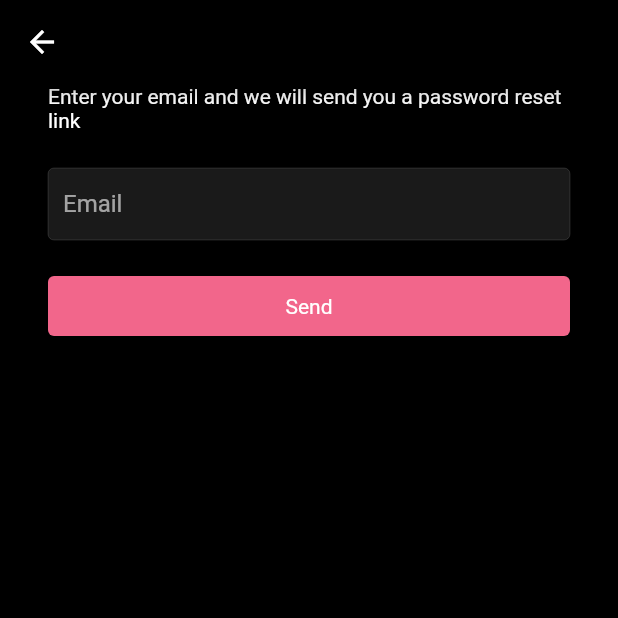
After one commit to cschiappa/pets-social, a Flutter app: the screen it shows after launch, after a tap on "Forgot your password?", on a phone screen of 412 x 824 dp, the top half of it. The commit adds this screen. Run offline on Flutter 3.47's test engine with Material 2 defaults, Android fonts, the phone set to English and light mode, and no system bars; our stand-ins replace cached_network_image, carousel_slider, cloud_firestore, firebase_auth, firebase_core, firebase_messaging and 5 more; accounts and stored records are empty; project files that could hold a hidden picture were left out.

Commit message:
added forgot password page

```diff
--- a/lib/resources/auth_methods.dart
+++ b/lib/resources/auth_methods.dart
@@ -1,8 +1,10 @@
 import 'dart:typed_data';
 import 'package:cloud_firestore/cloud_firestore.dart';
 import 'package:firebase_auth/firebase_auth.dart';
+import 'package:flutter/material.dart';
 import 'package:pets_social/models/user.dart' as model;
 import 'package:pets_social/resources/storage_methods.dart';
+import 'package:pets_social/screens/login_screen.dart';
 
 class AuthMethods {
   final FirebaseAuth _auth = FirebaseAuth.instance;
@@ -16,6 +18,25 @@ class AuthMethods {
     return model.User.fromSnap(snap);
   }
 
+  //Checks if password follows all the requirement
+  bool isPasswordValid(String password) {
+    final lengthRequirement = 5;
+    final uppercaseRegex = RegExp(r'[A-Z]');
+    final lowercaseRegex = RegExp(r'[a-z]');
+    final numberRegex = RegExp(r'[0-9]');
+    final specialCharacterRegex = RegExp(r'[!@#$%^&*()_+{}\[\]:;<>,.?~\\-]');
+
+    if (password.length < lengthRequirement ||
+        !uppercaseRegex.hasMatch(password) ||
+        !lowercaseRegex.hasMatch(password) ||
+        !numberRegex.hasMatch(password) ||
+        !specialCharacterRegex.hasMatch(password)) {
+      return false;
+    }
+
+    return true;
+  }
+
   //sign up user
   Future<String> signUpUser({
     required String email,
@@ -26,9 +47,10 @@ class AuthMethods {
   }) async {
     String res = "Some error occurred";
     try {
-      if (email.isNotEmpty ||
-          password.isNotEmpty ||
-          username.isNotEmpty ||
+      if (isPasswordValid(password)) {
+        if (email.isNotEmpty &&
+            password.isNotEmpty &&
+            username.isNotEmpty &&
             bio.isNotEmpty) {
           //register user
           UserCredential cred = await _auth.createUserWithEmailAndPassword(
@@ -56,6 +78,10 @@ class AuthMethods {
               );
           res = "success";
         }
+      } else {
+        res =
+            "Your password must contain a minimum of 5 letters, at least 1 upper case letter, 1 lower case letter, 1 numeric character and one special character.";
+      }
     } catch (err) {
       res = err.toString();
     }
@@ -81,6 +107,7 @@ class AuthMethods {
     return res;
   }
 
+  //Sign Out
   Future<void> signOut() async {
     await _auth.signOut();
   }
@@ -106,4 +133,48 @@ class AuthMethods {
       }
     }
   }
+
+  //Change password
+  Future<void> changePassword(BuildContext context, String newPassword) async {
+    final User? user = FirebaseAuth.instance.currentUser;
+    try {
+      if (isPasswordValid(newPassword)) {
+        await user!.updatePassword(newPassword);
+        FirebaseAuth.instance.signOut();
+        Navigator.pushReplacement(
+          context,
+          MaterialPageRoute(
+            builder: (context) => const LoginScreen(),
+          ),
+        );
+        ScaffoldMessenger.of(context).showSnackBar(
+          const SnackBar(
+            content: Text('Your password has been changed.'),
+          ),
+        );
       }
+    } catch (e) {
+      ScaffoldMessenger.of(context).showSnackBar(
+        const SnackBar(
+          content: Text('There was an error updating the password.'),
+        ),
+      );
+      print('There was an error updating the password.');
+    }
+  }
+
+  Future<bool> verifyCurrentPassword(String currentPassword) async {
+    final User? user = FirebaseAuth.instance.currentUser;
+
+    AuthCredential credential = EmailAuthProvider.credential(
+        email: user!.email!, password: currentPassword);
+
+    try {
+      await user.reauthenticateWithCredential(credential);
+      return true;
+    } catch (e) {
+      print('current password is incorrect');
+      return false;
+    }
+  }
+}
--- /dev/null
+++ b/lib/screens/forgot_password_page.dart
@@ -0,0 +1,90 @@
+import 'package:firebase_auth/firebase_auth.dart';
+import 'package:flutter/material.dart';
+import 'package:pets_social/utils/colors.dart';
+import 'package:pets_social/widgets/text_field_input.dart';
+
+import '../utils/global_variables.dart';
+
+class ForgotPasswordPage extends StatefulWidget {
+  const ForgotPasswordPage({super.key});
+
+  @override
+  State<ForgotPasswordPage> createState() => _ForgotPasswordPageState();
+}
+
+class _ForgotPasswordPageState extends State<ForgotPasswordPage> {
+  final TextEditingController _emailController = TextEditingController();
+  bool _isLoading = false;
+
+  Future passwordReset() async {
+    try {
+      await FirebaseAuth.instance
+          .sendPasswordResetEmail(email: _emailController.text.trim());
+      showDialog(
+          context: context,
+          builder: (context) {
+            return AlertDialog(
+              content: Text('Password reset link sent. Check your email.'),
+            );
+          });
+    } on FirebaseAuthException catch (e) {
+      print(e);
+    }
+  }
+
+  @override
+  Widget build(BuildContext context) {
+    return Scaffold(
+      appBar: AppBar(
+        backgroundColor: mobileBackgroundColor,
+      ),
+      body: Padding(
+        padding: MediaQuery.of(context).size.width > webScreenSize
+            ? EdgeInsets.symmetric(
+                horizontal: MediaQuery.of(context).size.width / 3)
+            : const EdgeInsets.symmetric(horizontal: 32),
+        child: Column(
+          children: [
+            Text('Enter your email and we will send you a password reset link'),
+
+            const SizedBox(
+              height: 24,
+            ),
+            //email textfield
+            TextFieldInput(
+                textEditingController: _emailController,
+                hintText: 'Email',
+                textInputType: TextInputType.emailAddress),
+
+            const SizedBox(
+              height: 24,
+            ),
+
+            //button to send
+            InkWell(
+              onTap: () {},
+              child: Container(
+                width: double.infinity,
+                alignment: Alignment.center,
+                padding: const EdgeInsets.symmetric(vertical: 12),
+                decoration: const ShapeDecoration(
+                  shape: RoundedRectangleBorder(
+                    borderRadius: BorderRadius.all(Radius.circular(4)),
+                  ),
+                  color: Color.fromRGBO(242, 102, 139, 1),
+                ),
+                child: _isLoading
+                    ? const Center(
+                        child: CircularProgressIndicator(
+                          color: primaryColor,
+                        ),
+                      )
+                    : const Text('Send'),
+              ),
+            ),
+          ],
+        ),
+      ),
+    );
+  }
+}
--- a/lib/screens/login_screen.dart
+++ b/lib/screens/login_screen.dart
@@ -9,6 +9,7 @@ import '../responsive/mobile_screen_layout.dart';
 import '../responsive/responsive_layout_screen.dart';
 import '../responsive/web_screen_layout.dart';
 import '../utils/global_variables.dart';
+import 'forgot_password_page.dart';
 
 class LoginScreen extends StatefulWidget {
   const LoginScreen({super.key});
@@ -84,7 +85,7 @@ class _LoginScreenState extends State<LoginScreen> {
               const SizedBox(height: 64),
               // text field input for email
               TextFieldInput(
-                hintText: 'Enter your email',
+                hintText: 'Email',
                 textInputType: TextInputType.emailAddress,
                 textEditingController: _emailController,
               ),
@@ -93,14 +94,31 @@ class _LoginScreenState extends State<LoginScreen> {
               ),
               //text field unput for password
               TextFieldInput(
-                hintText: 'Enter your password',
+                hintText: 'Password',
                 textInputType: TextInputType.text,
                 textEditingController: _passwordController,
                 isPass: true,
               ),
-              const SizedBox(
-                height: 24,
+
+              GestureDetector(
+                onTap: () {
+                  Navigator.of(context).push(
+                    MaterialPageRoute(
+                      builder: (context) => ForgotPasswordPage(),
+                    ),
+                  );
+                },
+                child: Container(
+                  child: const Text(
+                    "Forgot your password?",
+                    style: TextStyle(fontWeight: FontWeight.bold),
+                  ),
+                  padding: const EdgeInsets.symmetric(
+                    vertical: 15,
+                  ),
+                ),
               ),
+
               //button login
               InkWell(
                 onTap: loginUser,
--- a/lib/screens/saved_posts_screen.dart
+++ b/lib/screens/saved_posts_screen.dart
@@ -32,13 +32,13 @@ class _SavedPostsState extends State<SavedPosts> {
             );
           }
 
+          var savedPostIds = snapshot.data!.get('savedPost') ?? [];
+
           if (!snapshot.hasData || !snapshot.data!.exists) {
             return const Center(
               child: Text('No posts available.'),
             );
           }
-
-          var savedPostIds = snapshot.data!.get('savedPost') ?? [];
 
           return GridView.builder(
             shrinkWrap: true,
--- a/lib/widgets/text_field_input.dart
+++ b/lib/widgets/text_field_input.dart
@@ -25,7 +25,7 @@ class TextFieldInput extends StatelessWidget {
         focusedBorder: inputBorder,
         enabledBorder: inputBorder,
         filled: true,
-        contentPadding: const EdgeInsets.all(8),
+        contentPadding: const EdgeInsets.all(10),
       ),
       keyboardType: textInputType,
       obscureText: isPass,
```
Also changed, not shown: lib/screens/account_settings.dart (+27 -2 lines). Lines whose indentation alone changed are shown as unchanged.
